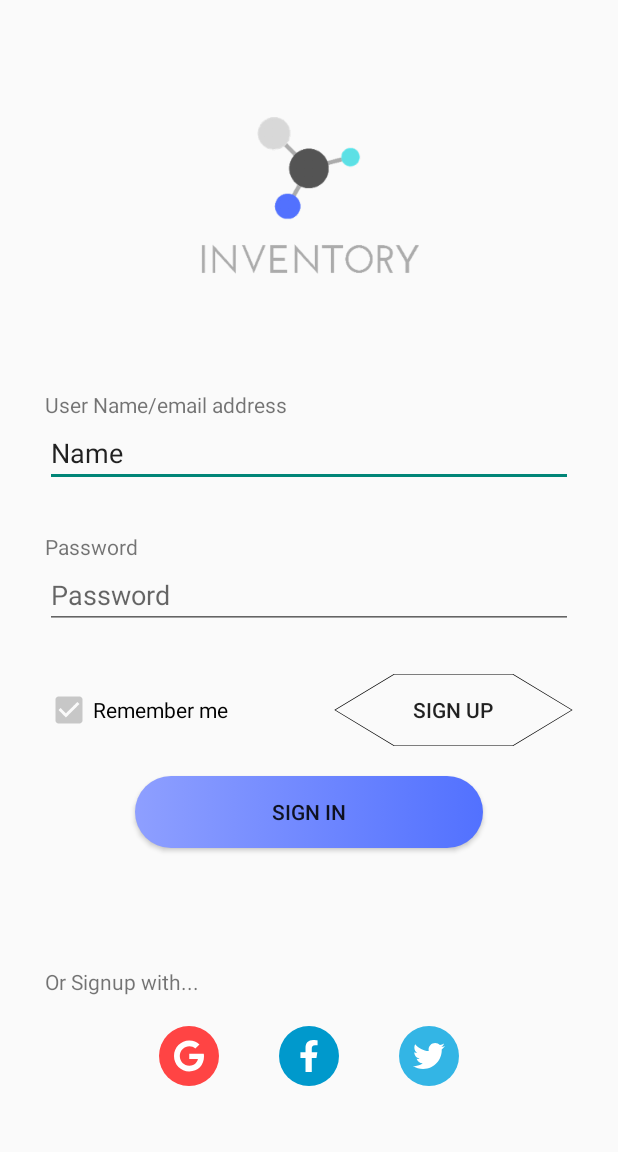
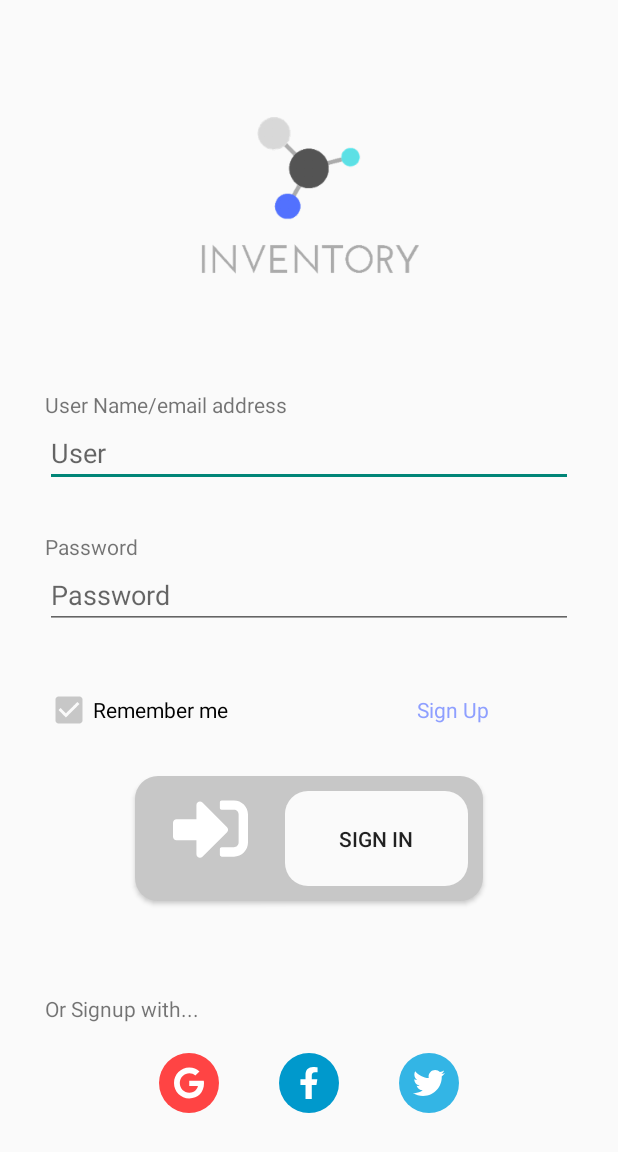
Before and after one commit to sslavik/inventoryFragment, an Android app: the LoginActivity screen opened directly, with no data from a screen before it, on a phone screen of 412 x 824 dp. Shown: the top 1152 px of the screen. Run offline under Robolectric (Android 15) with nearby library versions, the phone set to English and light mode, and no system bars.

Commit message:
new list_shape and other drawable

```diff
--- a/app/src/main/res/drawable/hexagon.xml
+++ /dev/null
@@ -1,7 +0,0 @@
-<?xml version="1.0" encoding="utf-8"?>
-    <vector android:height="24dp" android:viewportHeight="628.0"
-        android:viewportWidth="726.0" android:width="27dp" xmlns:android="http://schemas.android.com/apk/res/android">
-        <path android:fillColor="#00ffffff"
-            android:pathData="m723,314c-60,103.9 -120,207.8 -180,311.8 -120,0 -240,0 -360,0C123,521.8 63,417.9 3,314 63,210.1 123,106.2 183,2.2c120,0 240,0 360,0C603,106.2 663,210.1 723,314Z"
-            android:strokeColor="#000000" android:strokeWidth="4"/>
-    </vector>
--- /dev/null
+++ b/app/src/main/res/drawable/ic_sign_in_alt_solid.xml
@@ -0,0 +1,9 @@
+<vector xmlns:android="http://schemas.android.com/apk/res/android"
+    android:width="512dp"
+    android:height="512dp"
+    android:viewportWidth="512"
+    android:viewportHeight="512">
+  <path
+      android:pathData="M416,448h-84c-6.6,0 -12,-5.4 -12,-12v-40c0,-6.6 5.4,-12 12,-12h84c17.7,0 32,-14.3 32,-32L448,160c0,-17.7 -14.3,-32 -32,-32h-84c-6.6,0 -12,-5.4 -12,-12L320,76c0,-6.6 5.4,-12 12,-12h84c53,0 96,43 96,96v192c0,53 -43,96 -96,96zM369,247L201,79c-15,-15 -41,-4.5 -41,17v96L24,192c-13.3,0 -24,10.7 -24,24v96c0,13.3 10.7,24 24,24h136v96c0,21.5 26,32 41,17l168,-168c9.3,-9.4 9.3,-24.6 0,-34z"
+      android:fillColor="#FFF"/>
+</vector>
--- /dev/null
+++ b/app/src/main/res/drawable/list_shape.xml
@@ -0,0 +1,21 @@
+<?xml version="1.0" encoding="utf-8"?>
+<layer-list xmlns:android="http://schemas.android.com/apk/res/android">
+
+    <item>
+        <shape android:shape="rectangle">
+            <corners android:radius="15dp"/>
+            <solid android:color="@color/primaryDarkColor"/>
+            <size android:height="25dp" android:width="100dp"/>
+            <padding android:bottom="10dp" android:left="100dp" android:right="10dp" android:top="10dp"/>
+        </shape>
+    </item>
+    <item>
+        <shape android:shape="rectangle">
+            <corners android:radius="15dp"/>
+            <solid android:color="@color/primaryColor"/>
+            <size android:height="25dp" android:width="200dp"/>
+        </shape>
+    </item>
+
+    <item android:left="-75dp" android:drawable="@drawable/ic_sign_in_alt_solid" android:width="50dp" android:height="50dp"/>
+</layer-list>
--- a/app/src/main/res/drawable/rectangle_round.xml
+++ b/app/src/main/res/drawable/rectangle_round.xml
@@ -3,7 +3,7 @@
     <item >
         <shape android:shape="rectangle"  >
             <corners android:radius="50dp" />
-            <gradient android:startColor="@color/secondaryLightColor"  android:endColor="@color/secondaryColor"/>
+            <gradient android:startColor="@color/secondaryLightColor" android:endColor="@color/secondaryColor"/>
         </shape>
     </item>
 </selector>
--- a/app/src/main/res/layout/activity_login.xml
+++ b/app/src/main/res/layout/activity_login.xml
@@ -35,7 +35,7 @@
         android:hint="@string/edUser"
         android:inputType="textPersonName"
 
-        android:text="Name" />
+        />
 
     <TextView
         android:id="@+id/tvPassword"
@@ -75,7 +75,7 @@
             android:layout_width="wrap_content"
             android:layout_height="wrap_content"
             android:layout_weight="1"
-            android:background="@drawable/hexagon"
+            style="@style/Widget.Button.Transparent"
             android:layout_marginBottom="@dimen/btLoginMarginTop"
             android:text="@string/btSignUp" />
     </LinearLayout>
@@ -83,13 +83,13 @@
     <Button
         android:id="@+id/btSignIn"
         android:layout_width="match_parent"
-        android:layout_height="wrap_content"
+        android:layout_height="83dp"
+        android:layout_marginLeft="@dimen/btLoginMarginLeftRight"
+        android:layout_marginTop="@dimen/btLoginMarginTop"
+        android:layout_marginRight="@dimen/btLoginMarginLeftRight"
         android:layout_weight="0"
-        android:layout_marginTop="@dimen/btLoginMarginTop"
+        android:background="@drawable/list_shape"
         android:gravity="center"
-        android:layout_marginLeft="@dimen/btLoginMarginLeftRight"
-        android:layout_marginRight="@dimen/btLoginMarginLeftRight"
-        android:background="@drawable/rectangle_round"
         android:text="@string/btSignIn" />
 
 
--- a/app/src/main/res/values/styles.xml
+++ b/app/src/main/res/values/styles.xml
@@ -17,7 +17,7 @@
     </style>
 
     <style name="Widget.Button">
-        <item name="android:textColor">@android:color/white</item>
+        <item name="android:textColor">@color/secondaryLightColor</item>
         <item name="android:textAppearance">?android:attr/textAppearanceSmall</item>
     </style>
 
```
Also changed, not shown: app/src/main/java/com/sslavik/inventory/SplashActivity.java (+32 -1 lines).
